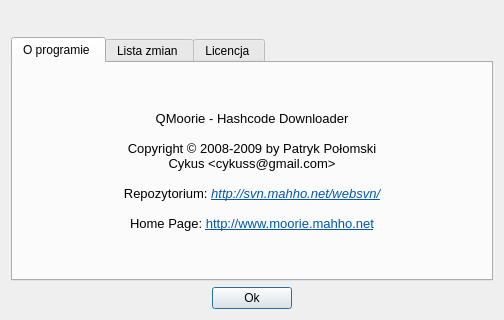
Before: the Qt Designer form src/moor_gui/src/about.ui in cykus/moorie, drawn with Qt 5.
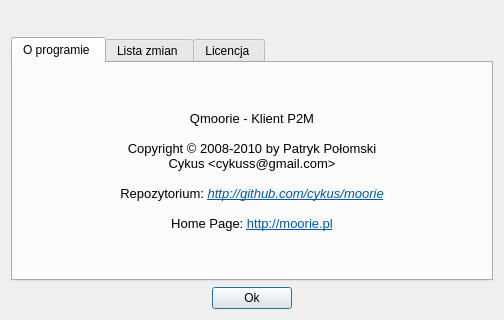
After: the same form once the commit is applied.

```diff
--- a/src/moor_gui/src/about.ui
+++ b/src/moor_gui/src/about.ui
@@ -81,12 +81,12 @@
             <string>&lt;!DOCTYPE HTML PUBLIC &quot;-//W3C//DTD HTML 4.0//EN&quot; &quot;http://www.w3.org/TR/REC-html40/strict.dtd&quot;&gt;
 &lt;html&gt;&lt;head&gt;&lt;meta name=&quot;qrichtext&quot; content=&quot;1&quot; /&gt;&lt;style type=&quot;text/css&quot;&gt;
 p, li { white-space: pre-wrap; }
-&lt;/style&gt;&lt;/head&gt;&lt;body style=&quot; font-family:'Bitstream Vera Sans'; font-size:8pt; font-weight:400; font-style:normal;&quot;&gt;
-&lt;p style=&quot; margin-top:0px; margin-bottom:0px; margin-left:0px; margin-right:0px; -qt-block-indent:0; text-indent:0px;&quot;&gt;&lt;span style=&quot; font-family:'DejaVu Sans'; font-size:10pt;&quot;&gt;QMoorie - Hashcode Downloader&lt;br /&gt;&lt;br /&gt;Copyright © 2008-2009 by Patryk Połomski&lt;/span&gt;&lt;/p&gt;
+&lt;/style&gt;&lt;/head&gt;&lt;body style=&quot; font-family:'Sans Serif'; font-size:8pt; font-weight:400; font-style:normal;&quot;&gt;
+&lt;p style=&quot; margin-top:0px; margin-bottom:0px; margin-left:0px; margin-right:0px; -qt-block-indent:0; text-indent:0px;&quot;&gt;&lt;span style=&quot; font-family:'DejaVu Sans'; font-size:10pt;&quot;&gt;Qmoorie - Klient P2M&lt;br /&gt;&lt;br /&gt;Copyright © 2008-2010 by Patryk Połomski&lt;/span&gt;&lt;/p&gt;
 &lt;p style=&quot; margin-top:0px; margin-bottom:0px; margin-left:0px; margin-right:0px; -qt-block-indent:0; text-indent:0px;&quot;&gt;&lt;span style=&quot; font-family:'DejaVu Sans'; font-size:10pt;&quot;&gt;Cykus &amp;lt;cykuss@gmail.com&amp;gt;&lt;/span&gt;&lt;/p&gt;
-&lt;p style=&quot; margin-top:0px; margin-bottom:0px; margin-left:0px; margin-right:0px; -qt-block-indent:0; text-indent:0px;&quot;&gt;&lt;span style=&quot; font-family:'DejaVu Sans'; font-size:10pt;&quot;&gt;&lt;br /&gt;Repozytorium:&lt;/span&gt;&lt;span style=&quot; font-family:'DejaVu Sans'; font-size:10pt; font-style:italic;&quot;&gt; &lt;/span&gt;&lt;a href=&quot;http://svn.mahho.net/websvn/listing.php?repname=moorie&amp;&quot;&gt;&lt;span style=&quot; font-family:'DejaVu Sans'; font-size:10pt; font-style:italic; text-decoration: underline; color:#0057ae;&quot;&gt;http://svn.mahho.net/websvn/&lt;/span&gt;&lt;/a&gt;&lt;/p&gt;
+&lt;p style=&quot; margin-top:0px; margin-bottom:0px; margin-left:0px; margin-right:0px; -qt-block-indent:0; text-indent:0px;&quot;&gt;&lt;span style=&quot; font-family:'DejaVu Sans'; font-size:10pt;&quot;&gt;&lt;br /&gt;Repozytorium:&lt;/span&gt;&lt;span style=&quot; font-family:'DejaVu Sans'; font-size:10pt; font-style:italic;&quot;&gt; &lt;/span&gt;&lt;a href=&quot;http://github.com/cykus/moorie&quot;&gt;&lt;span style=&quot; font-family:'DejaVu Sans'; font-size:10pt; font-style:italic; text-decoration: underline; color:#0057ae;&quot;&gt;http://github.com/cykus/moorie&lt;/span&gt;&lt;/a&gt;&lt;/p&gt;
 &lt;p style=&quot;-qt-paragraph-type:empty; margin-top:0px; margin-bottom:0px; margin-left:0px; margin-right:0px; -qt-block-indent:0; text-indent:0px; font-family:'DejaVu Sans'; font-size:10pt;&quot;&gt;&lt;/p&gt;
-&lt;p style=&quot; margin-top:0px; margin-bottom:0px; margin-left:0px; margin-right:0px; -qt-block-indent:0; text-indent:0px;&quot;&gt;&lt;span style=&quot; font-family:'DejaVu Sans'; font-size:10pt;&quot;&gt;Home Page: &lt;/span&gt;&lt;a href=&quot;http://www.moorie.mahho.net&quot;&gt;&lt;span style=&quot; font-family:'DejaVu Sans'; font-size:10pt; text-decoration: underline; color:#0057ae;&quot;&gt;http://www.moorie.mahho.net&lt;/span&gt;&lt;/a&gt;&lt;/p&gt;&lt;/body&gt;&lt;/html&gt;</string>
+&lt;p style=&quot; margin-top:0px; margin-bottom:0px; margin-left:0px; margin-right:0px; -qt-block-indent:0; text-indent:0px;&quot;&gt;&lt;span style=&quot; font-family:'DejaVu Sans'; font-size:10pt;&quot;&gt;Home Page: &lt;/span&gt;&lt;a href=&quot;http://moorie.pl&quot;&gt;&lt;span style=&quot; font-family:'DejaVu Sans'; font-size:10pt; text-decoration: underline; color:#0057ae;&quot;&gt;http://moorie.pl&lt;/span&gt;&lt;/a&gt;&lt;/p&gt;&lt;/body&gt;&lt;/html&gt;</string>
            </property>
            <property name="textFormat">
             <enum>Qt::RichText</enum>
```
Left out of the diff: 3 changed lines with no effect on the pictures.
